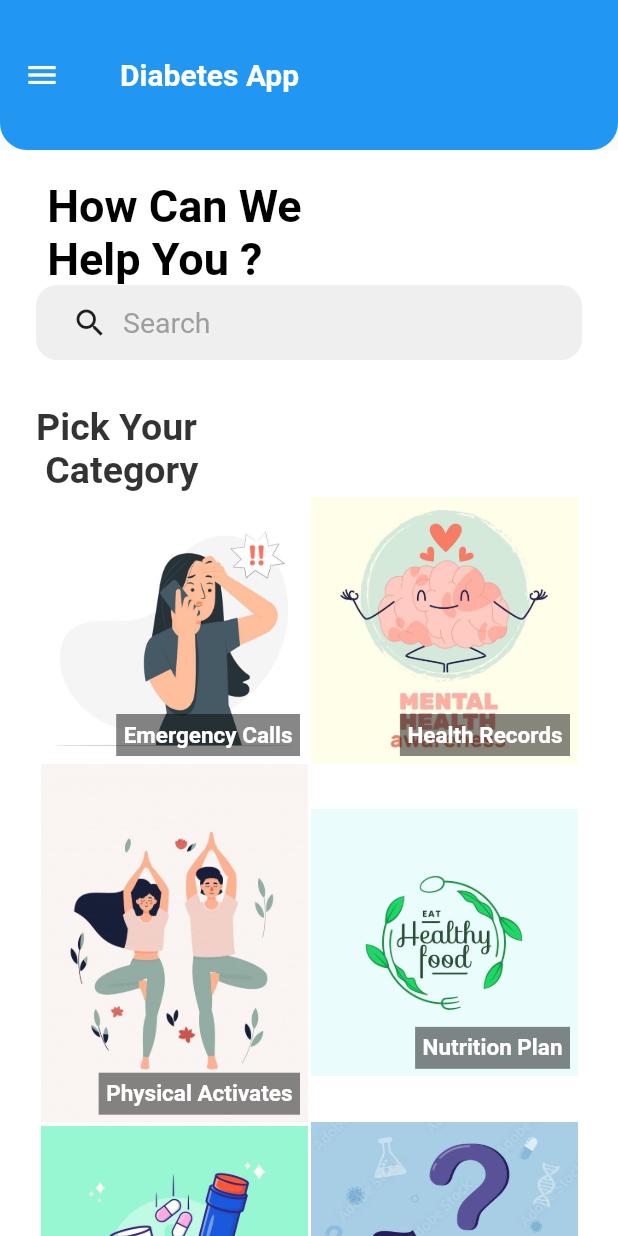
After one commit to lojaina16/diabetes_app, a Flutter app: the HomeScreen screen opened by its route, on a phone screen of 412 x 824 dp. The commit adds this screen. Run offline on Flutter 3.47's test engine with Material 2 defaults, Android fonts, the phone set to English and light mode, and no system bars.

Commit message:
done home screen

```diff
--- /dev/null
+++ b/lib/homeScreen/categories.dart
@@ -0,0 +1,172 @@
+import 'package:flutter/material.dart';
+
+import 'imageWidget.dart';
+
+class HomeScreen extends StatelessWidget {
+  static const String routeName = "HomeScreen";
+
+  @override
+  Widget build(BuildContext context) {
+    return Scaffold(
+      appBar: AppBar(
+        toolbarHeight: 100,
+        elevation: 0,
+        shape: OutlineInputBorder(
+            borderSide: BorderSide(color: Colors.transparent),
+            borderRadius: BorderRadius.only(
+                bottomLeft: Radius.circular(18),
+                bottomRight: Radius.circular(18))),
+        title: Padding(
+          padding: const EdgeInsets.all(8.0),
+          child: Text("Diabetes App",
+              style: TextStyle(
+                  color: Colors.white,
+                  fontSize: 20,
+                  fontWeight: FontWeight.bold)),
+        ),
+      ),
+      drawer: Drawer(
+        child: SafeArea(
+          child: Column(
+            crossAxisAlignment: CrossAxisAlignment.start,
+            children: [
+              Container(
+                  height: 100,
+                  width: double.infinity,
+                  color: Colors.blue,
+                  child: Padding(
+                    padding: const EdgeInsets.all(8.0),
+                    child: Row(
+                      children: [
+                        Icon(Icons.account_circle_outlined, size: 40),
+                        SizedBox(
+                          width: 8,
+                        ),
+                        Text("Diabetes App",
+                            style: TextStyle(
+                                color: Colors.black,
+                                fontSize: 20,
+                                fontWeight: FontWeight.bold)),
+                      ],
+                    ),
+                  )),
+              Padding(
+                padding: const EdgeInsets.all(8.0),
+                child: Row(
+                  children: [
+                    Icon(Icons.settings),
+                    SizedBox(
+                      width: 5,
+                    ),
+                    Text("Settings",
+                        style: TextStyle(
+                            color: Colors.black,
+                            fontSize: 20,
+                            fontWeight: FontWeight.bold)),
+                  ],
+                ),
+              ),
+              Padding(
+                padding: const EdgeInsets.all(8.0),
+                child: Row(
+                  children: [
+                    Icon(Icons.info),
+                    SizedBox(
+                      width: 5,
+                    ),
+                    Text("About Application",
+                        style: TextStyle(
+                            color: Colors.black,
+                            fontSize: 20,
+                            fontWeight: FontWeight.bold)),
+                  ],
+                ),
+              ),
+            ],
+          ),
+        ),
+      ),
+      body: SingleChildScrollView(
+        child: Container(
+          color: Colors.white,
+          padding: EdgeInsets.symmetric(vertical: 10, horizontal: 24),
+          child: Column(
+            crossAxisAlignment: CrossAxisAlignment.start,
+            children: <Widget>[
+              SizedBox(
+                height: 10,
+              ),
+              Text(
+                " How Can We \n Help You ? ",
+                style: TextStyle(
+                  color: Colors.black,
+                  fontSize: 30,
+                  fontWeight: FontWeight.bold,
+                ),
+              ),
+              Container(
+                padding: EdgeInsets.symmetric(horizontal: 24),
+                height: 50,
+                decoration: BoxDecoration(
+                  color: Color(0xffEFEFEF),
+                  borderRadius: BorderRadius.circular(14),
+                ),
+                child: Row(
+                  children: <Widget>[
+                    Icon(Icons.search),
+                    SizedBox(
+                      width: 10,
+                    ),
+                    Text(
+                      "Search",
+                      style: TextStyle(color: Colors.grey, fontSize: 19),
+                    ),
+                  ],
+                ),
+              ),
+              SizedBox(
+                height: 30,
+              ),
+              Text(
+                "Pick Your \n Category ",
+                style: TextStyle(
+                  color: Colors.black.withOpacity(0.8),
+                  fontSize: 25,
+                  fontWeight: FontWeight.bold,
+                ),
+              ),
+              SingleChildScrollView(
+                  child: Container(
+                      margin: EdgeInsets.all(3),
+                      child: SingleChildScrollView(
+                        child: Column(children: [
+                          Row(children: [
+                            ImageWidget("2", "Emergency Calls"),
+                            SizedBox(
+                              width: 2,
+                            ),
+                            ImageWidget("4", "Health Records")
+                          ]),
+                          Row(children: [
+                            ImageWidget("6", "Physical Activates"),
+                            SizedBox(
+                              width: 2,
+                            ),
+                            ImageWidget("8", "Nutrition Plan")
+                          ]),
+                          Row(children: [
+                            ImageWidget("10", "Medication Follow-up "),
+                            SizedBox(
+                              width: 2,
+                            ),
+                            ImageWidget("12", "Ask Your Doctor ")
+                          ]),
+                        ]),
+                      )))
+            ],
+          ),
+        ),
+      ),
+    );
+  }
+}
--- /dev/null
+++ b/lib/homeScreen/imageWidget.dart
@@ -0,0 +1,31 @@
+import 'package:flutter/material.dart';
+
+class ImageWidget extends StatelessWidget {
+  String x;
+  String text;
+
+  ImageWidget(this.x, this.text);
+
+  @override
+  Widget build(BuildContext context) {
+    return Expanded(
+        child: Stack(
+      alignment: Alignment.bottomRight,
+      children: [
+        Image.asset("assets/images/$x.jpg", width: 300),
+        Container(
+            margin: EdgeInsets.all(5),
+            padding: EdgeInsets.all(5),
+            color: Color.fromARGB(120, 0, 0, 0),
+            child: Text(
+              text,
+              textAlign: TextAlign.start,
+              style: TextStyle(
+                  fontWeight: FontWeight.bold,
+                  fontSize: 15,
+                  color: Colors.white),
+            ))
+      ],
+    ));
+  }
+}
--- a/lib/loginScreen/login.dart
+++ b/lib/loginScreen/login.dart
@@ -64,7 +64,7 @@ class LoginScreen extends StatelessWidget {
                           Navigator.pushNamed(context, Question.routeName);
                         }
                       },
-                      child: Text('Login', style: TextStyle(fontSize: 20)),
+                      child: Text('Login', style: TextStyle(fontSize: 16)),
                       style: ButtonStyle(
                           shape: MaterialStatePropertyAll(
                               RoundedRectangleBorder(
--- a/lib/loginScreen/register.dart
+++ b/lib/loginScreen/register.dart
@@ -94,7 +94,7 @@ class RegisterScreen extends StatelessWidget {
                         Navigator.pushNamed(context, LoginScreen.routeName);
                       }
                     },
-                    child: Text('Login', style: TextStyle(fontSize: 20)),
+                    child: Text('Login', style: TextStyle(fontSize: 16)),
                     style: ButtonStyle(
                         shape: MaterialStatePropertyAll(RoundedRectangleBorder(
                             borderRadius: BorderRadius.circular(12))),
@@ -113,7 +113,7 @@ class RegisterScreen extends StatelessWidget {
                         },
                         child: Text(
                           'Login',
-                          style: TextStyle(fontSize: 18, color: Colors.black),
+                          style: TextStyle(fontSize: 20, color: Colors.black),
                         ))
                   ],
                 ),
--- a/lib/main.dart
+++ b/lib/main.dart
@@ -3,6 +3,7 @@ import 'package:diabetes_app/questionScreens/quesions_screen.dart';
 import 'package:diabetes_app/questionScreens/questions2_screen.dart';
 import 'package:flutter/material.dart';
 
+import 'homeScreen/categories.dart';
 import 'loginScreen/login.dart';
 import 'loginScreen/register.dart';
 
@@ -21,7 +22,8 @@ class MyApp extends StatelessWidget {
         LoginScreen.routeName: (context) => LoginScreen(),
         Question.routeName: (context) => Question(),
         Question2.routeName: (context) => Question2(),
-        FemaleQuestions.routeName: (context) => FemaleQuestions()
+        FemaleQuestions.routeName: (context) => FemaleQuestions(),
+        HomeScreen.routeName: (context) => HomeScreen(),
       },
     );
   }
--- a/lib/questionScreens/femaleTypeQuestion.dart
+++ b/lib/questionScreens/femaleTypeQuestion.dart
@@ -1,3 +1,4 @@
+import 'package:diabetes_app/homeScreen/categories.dart';
 import 'package:flutter/material.dart';
 
 import 'customDownDrop.dart';
@@ -47,7 +48,7 @@ class _QuestionState extends State<FemaleQuestions> {
                 ElevatedButton(
                     onPressed: () {
                       if (formKey.currentState?.validate() ?? false) {
-                        return;
+                        Navigator.pushNamed(context, HomeScreen.routeName);
                       }
                     },
                     child: Text("Submit")),
--- a/lib/questionScreens/quesions_screen.dart
+++ b/lib/questionScreens/quesions_screen.dart
@@ -29,7 +29,6 @@ class _QuestionState extends State<Question> {
 
   @override
   Widget build(BuildContext context) {
-    ;
     return Scaffold(
       appBar: AppBar(
           title: Text(
--- a/lib/questionScreens/questions2_screen.dart
+++ b/lib/questionScreens/questions2_screen.dart
@@ -1,7 +1,7 @@
 import 'package:flutter/material.dart';
 
+import '../homeScreen/categories.dart';
 import 'customDownDrop.dart';
-import 'custom_textfield.dart';
 
 class Question2 extends StatefulWidget {
   static const String routeName = "question2";
@@ -16,7 +16,6 @@ class _Question2State extends State<Question2> {
   String? selectedAns2;
   String? selectedAns3;
   String? selectedAns4;
-  String? selectedAns5;
   GlobalKey<FormState> formKey = GlobalKey<FormState>();
 
   @override
@@ -44,16 +43,15 @@ class _Question2State extends State<Question2> {
               children: [
                 //SizedBox(height: 20),
 
-                CustomTextField(labelText: "A", type: TextInputType.number),
+                CustomDownDrop(value: selectedAns1, txt: "A"),
                 CustomDownDrop(value: selectedAns2, txt: "B"),
                 CustomDownDrop(value: selectedAns3, txt: "C"),
                 CustomDownDrop(value: selectedAns4, txt: "D"),
-                CustomDownDrop(value: selectedAns4, txt: "E"),
 
                 ElevatedButton(
                     onPressed: () {
                       if (formKey.currentState?.validate() ?? false) {
-                        return;
+                        Navigator.pushNamed(context, HomeScreen.routeName);
                       }
                     },
                     child: Text("Submit")),
--- a/pubspec.yaml
+++ b/pubspec.yaml
@@ -59,7 +59,8 @@ flutter:
   uses-material-design: true
 
   # To add assets to your application, add an assets section, like this:
-  # assets:
+  assets:
+    - assets/images/
   #   - images/a_dot_burr.jpeg
   #   - images/a_dot_ham.jpeg
 
```
Also changed, not shown: assets/images/10.jpg (added), assets/images/12.jpg (added), assets/images/2.jpg (added), assets/images/4.jpg (added), assets/images/6.jpg (added), assets/images/8.jpg (added).
